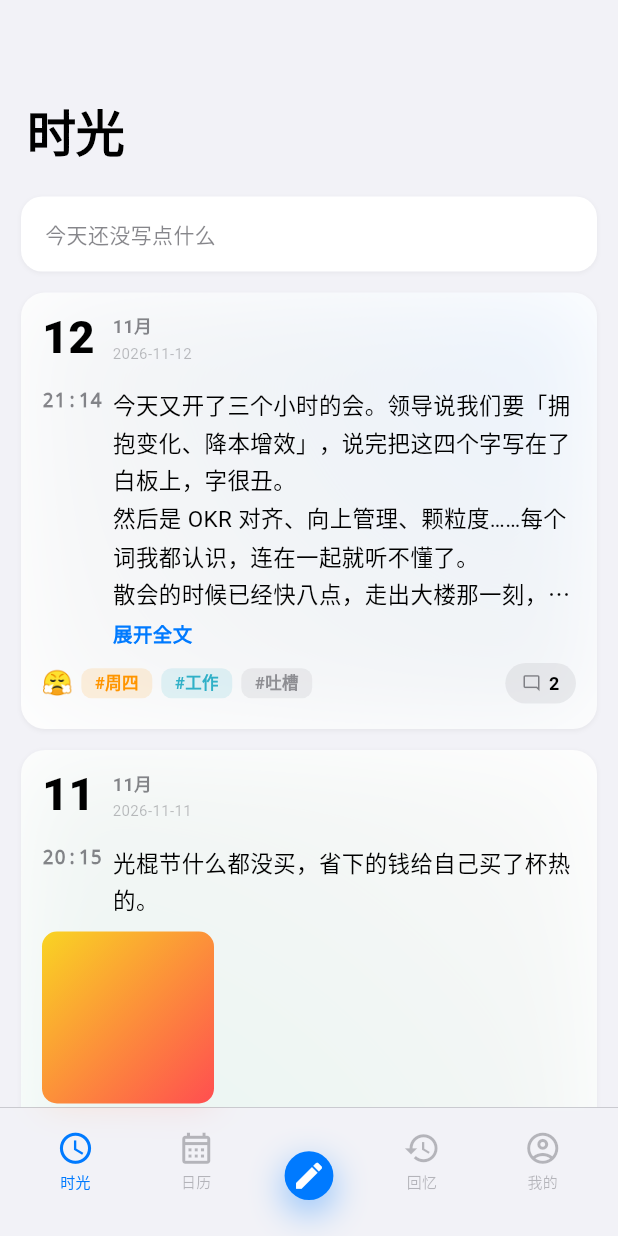
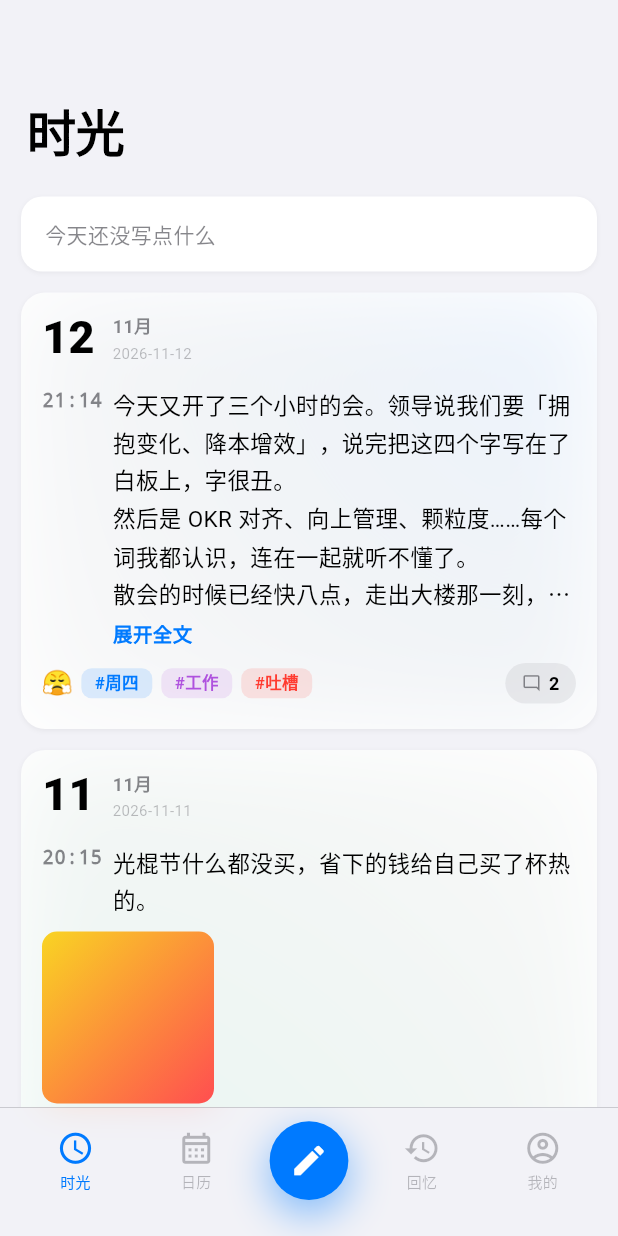
Before and after one commit to zhangsan1357/onesentence-diary-app, a Flutter app: the screen it shows after launch, on a phone screen of 412 x 824 dp. Run offline on Flutter 3.47's test engine with Material 3 defaults, Android fonts, the phone set to English and light mode, and no system bars; our stand-ins replace dio, drift, flutter_local_notifications, flutter_riverpod, flutter_secure_storage, image_picker and 5 more; missing offline and left inert: audio_waveforms, cryptography, pointycastle; accounts and stored records are empty; generated files the repository leaves out were written again.

Commit message:
下拉刷新动画（仿原生）+ 标签动态色 + 发布键居中凸起
- feed 刷新头：CupertinoSliverRefreshControl 自绘——箭头随拉距旋转/armed 变蓝/转圈「正在刷新…」/完成「已同步 ✓」；物理改 Bouncing 过拉
- 标签色：哈希种子改为标签名+正文（同名标签异条目变色，覆盖 01 §6 原约定）；调色板覆盖仍优先；管理/撰写页仍纯名字哈希
- 发布键：去 margin-top 20 与左右图标同线，52→58、图标 23→26、阴影加重
- 媒体渲染（图片下载解密/录音播放）按用户拍板暂缓
- 测试 79 项全绿

```diff
--- a/lib/core/config/app_defaults.dart
+++ b/lib/core/config/app_defaults.dart
@@ -31,10 +31,17 @@ class AppDefaults {
   };
 
   /// 同名标签永远同色（JS 32 位溢出语义模拟）。
-  static String tagColorName(String name) {
+  static String tagColorName(String name) => _hashColorName(name);
+
+  /// 动态色（2026-11-14 用户拍板）：哈希种子 = 标签名 + 正文 → 同一标签在不同
+  /// 条目呈现不同颜色（覆盖 01 §6「同名永远同色」原约定）。调色板覆盖仍优先。
+  static String tagColorSeeded(String name, String seed) =>
+      _hashColorName(name + seed);
+
+  static String _hashColorName(String s) {
     var h = 0;
-    for (var i = 0; i < name.length; i++) {
-      final cc = name.codeUnitAt(i);
+    for (var i = 0; i < s.length; i++) {
+      final cc = s.codeUnitAt(i);
       // JS: h = charCode + ((h << 5) - h)   —— 全程按 32 位有符号截断
       h = _toInt32(cc) + _toInt32((_toInt32(h << 5)) - h);
       h = _toInt32(h);
@@ -50,12 +57,19 @@ class AppDefaults {
   /// 用户标签库（标签管理增删改查；初始 = defaultTags 三项，KV 持久化后整体替换）。
   static List<String> tagPresets = defaultTags;
 
-  static Color tagColor(String name) {
+  /// 取标签显示色：调色板覆盖 > 名字哈希。
+  static Color tagColor(String name) => _colorByOverrideOr(name, () => tagColorName(name));
+
+  /// 取标签显示色（动态）：调色板覆盖 > 标签名+正文哈希。
+  static Color tagColorOf(String name, {String? seed}) =>
+      _colorByOverrideOr(name, () => seed == null ? tagColorName(name) : tagColorSeeded(name, seed));
+
+  static Color _colorByOverrideOr(String name, String Function() fallback) {
     final cn = tagColorOverrides[name];
     if (cn != null && tagColorHex.containsKey(cn)) {
       return Color(tagColorHex[cn]!);
     }
-    return Color(tagColorHex[tagColorName(name)]!);
+    return Color(tagColorHex[fallback()]!);
   }
 
   static int _toInt32(int x) => x.toSigned(32);
--- a/lib/features/feed/feed_page.dart
+++ b/lib/features/feed/feed_page.dart
@@ -1,6 +1,9 @@
 // 时光流：天卡片（8 色光晕）+ 段首缩进条目 + 长文折叠 + 九宫格 + 评论懒加载。
+import 'dart:math' as math;
 import 'dart:ui' show PointerDeviceKind;
 
+import 'package:flutter/cupertino.dart'
+    show CupertinoSliverRefreshControl, RefreshIndicatorMode;
 import 'package:flutter/material.dart';
 import 'package:flutter_riverpod/flutter_riverpod.dart';
 
@@ -47,10 +50,8 @@ class _FeedPageState extends ConsumerState<FeedPage> {
     final hl = state.highlightDate;
     final hlKey = hl == null ? null : Dates.date(hl);
 
-    return RefreshIndicator(
-      onRefresh: _refresh,
-      // 浏览器调试：默认 ScrollBehavior 不响应鼠标拖拽，放开后下拉可用
-      child: ScrollConfiguration(
+    return // 浏览器调试：默认 ScrollBehavior 不响应鼠标拖拽，放开后下拉可用
+        ScrollConfiguration(
       behavior: ScrollConfiguration.of(context).copyWith(
         dragDevices: {
           PointerDeviceKind.touch,
@@ -61,7 +62,16 @@ class _FeedPageState extends ConsumerState<FeedPage> {
       ),
       child: CustomScrollView(
         controller: _scroll,
+        // 弹性物理：顶部过拉露出刷新头（真机 iOS 默认弹性；web/桌面强制开启）
+        physics: const BouncingScrollPhysics(parent: AlwaysScrollableScrollPhysics()),
         slivers: [
+          // 自定义下拉刷新头：拉距控箭头旋转 → 松手转圈「正在刷新…」→「已同步 ✓」
+          CupertinoSliverRefreshControl(
+            refreshTriggerPullDistance: 90,
+            refreshIndicatorExtent: 60,
+            onRefresh: _refresh,
+            builder: _refreshHeader,
+          ),
           SliverToBoxAdapter(
           child: Padding(
             padding: const EdgeInsets.fromLTRB(18, 64, 18, 0),
@@ -121,7 +131,6 @@ class _FeedPageState extends ConsumerState<FeedPage> {
         const SliverToBoxAdapter(child: SizedBox(height: 8)),
           ],
         ),
-      ),
     );
   }
 
@@ -139,6 +148,68 @@ class _FeedPageState extends ConsumerState<FeedPage> {
   /// 横幅「重试」：清错误态 → 重注册 + 重同步（内部吞错，失败重新亮横幅）。
   Future<void> _refreshError() async {
     await ref.read(appSessionProvider.notifier).retrySync();
+  }
+
+  /// 下拉刷新头（仿原生）：下拉时箭头随拉距旋转（朝下→朝上），超过触发距离变蓝；
+  /// 松手后转圈 + 「正在刷新…」；完成后 ✓ + 「已同步 ✓」随头部收回淡出。
+  Widget _refreshHeader(
+    BuildContext context,
+    RefreshIndicatorMode state,
+    double pulledExtent,
+    double refreshTriggerPullDistance,
+    double refreshIndicatorExtent,
+  ) {
+    final b = Theme.of(context).brightness;
+    final t = (pulledExtent / refreshTriggerPullDistance).clamp(0.0, 1.0);
+    final appear = (pulledExtent / 48).clamp(0.0, 1.0);
+
+    final Widget content = switch (state) {
+      RefreshIndicatorMode.drag || RefreshIndicatorMode.armed => Transform.rotate(
+          angle: (1 - t) * math.pi, // 0=朝下 → 1=朝上（松手即刷新）
+          child: Icon(
+            Icons.arrow_downward,
+            size: 20,
+            color: state == RefreshIndicatorMode.armed
+                ? Tokens.blue(b)
+                : Tokens.label2(b),
+          ),
+        ),
+      RefreshIndicatorMode.refresh => Row(
+          mainAxisSize: MainAxisSize.min,
+          children: [
+            SizedBox(
+              width: 16,
+              height: 16,
+              child: CircularProgressIndicator(
+                strokeWidth: 2.2,
+                color: Tokens.blue(b),
+                backgroundColor: Tokens.fill(b),
+              ),
+            ),
+            const SizedBox(width: 9),
+            Text('正在刷新…',
+                style: TextStyle(fontSize: 12.5, color: Tokens.label2(b))),
+          ],
+        ),
+      RefreshIndicatorMode.done => Row(
+          mainAxisSize: MainAxisSize.min,
+          children: [
+            Icon(Icons.check_circle_outline,
+                size: 16, color: Tokens.green),
+            const SizedBox(width: 7),
+            Text('已同步 ✓',
+                style: TextStyle(fontSize: 12.5, color: Tokens.label2(b))),
+          ],
+        ),
+      _ => const SizedBox.shrink(),
+    };
+
+    return Center(
+      child: Opacity(
+        opacity: appear,
+        child: content,
+      ),
+    );
   }
 
   Widget _todayEmpty(Brightness b) {
@@ -437,7 +508,7 @@ class _EntryViewState extends ConsumerState<EntryView> {
                     crossAxisAlignment: WrapCrossAlignment.center,
                     children: [
                       MoodEmoji(moodKey: p.mood),
-                      for (final t in tags) TagChip(t),
+                      for (final t in tags) TagChip(t, seed: p.text),
                     ],
                   ),
                 ),
--- a/lib/features/shell/home_shell.dart
+++ b/lib/features/shell/home_shell.dart
@@ -135,28 +135,28 @@ class _TabBar extends ConsumerWidget {
             children: [
               item(HomeTab.feed, Icons.access_time, '时光'),
               item(HomeTab.cal, Icons.calendar_month_outlined, '日历'),
-              // 中央凸起发布键
-              Container(
-                margin: const EdgeInsets.only(top: 20),
+              // 中央发布键：与左右图标同一视觉线（此前 margin-top 20 导致偏下 10px），
+              // 直径加大 + 重阴影突出
+              SizedBox(
                 width: 70,
                 child: Center(
                   child: GestureDetector(
                     onTap: onFab,
                     child: Container(
-                      width: 52,
-                      height: 52,
+                      width: 58,
+                      height: 58,
                       decoration: BoxDecoration(
                         shape: BoxShape.circle,
                         color: Tokens.blue(b),
                         boxShadow: [
                           BoxShadow(
-                            color: Tokens.blue(b).withValues(alpha: .45),
-                            blurRadius: 20,
-                            offset: const Offset(0, 8),
+                            color: Tokens.blue(b).withValues(alpha: .5),
+                            blurRadius: 24,
+                            offset: const Offset(0, 9),
                           ),
                         ],
                       ),
-                      child: const Icon(Icons.edit, color: Colors.white, size: 23),
+                      child: const Icon(Icons.edit, color: Colors.white, size: 26),
                     ),
                   ),
                 ),
--- a/lib/widgets/common.dart
+++ b/lib/widgets/common.dart
@@ -131,17 +131,20 @@ class _GlowDayCardState extends State<GlowDayCard> {
   }
 }
 
-/// 标签 chip：`#名字`，颜色 = 8 色稳定哈希，底色 = 色 22 alpha。
+/// 标签 chip：`#名字`，颜色 = 8 色稳定哈希（传入 seed 时 = 标签名+正文动态色），
+/// 底色 = 色 22 alpha。
 class TagChip extends StatelessWidget {
   final String name;
+  final String? seed; // 动态色种子（正文）：同一标签在不同条目呈现不同颜色
   final VoidCallback? onDelete;
   final bool compact;
 
-  const TagChip(this.name, {super.key, this.onDelete, this.compact = false});
+  const TagChip(this.name,
+      {super.key, this.onDelete, this.compact = false, this.seed});
 
   @override
   Widget build(BuildContext context) {
-    final c = AppDefaults.tagColor(name);
+    final c = AppDefaults.tagColorOf(name, seed: seed);
     return Container(
       padding: compact
           ? const EdgeInsets.symmetric(horizontal: 9, vertical: 4)
```
Also changed, not shown: 3 other files. Lines whose indentation alone changed are shown as unchanged.
